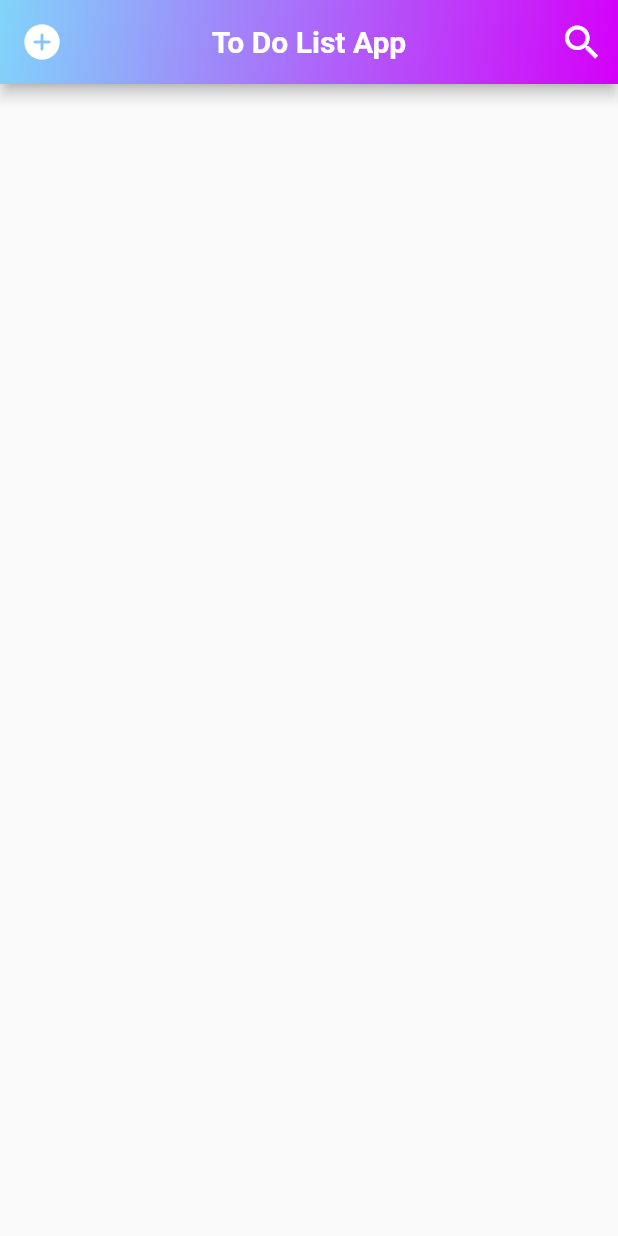
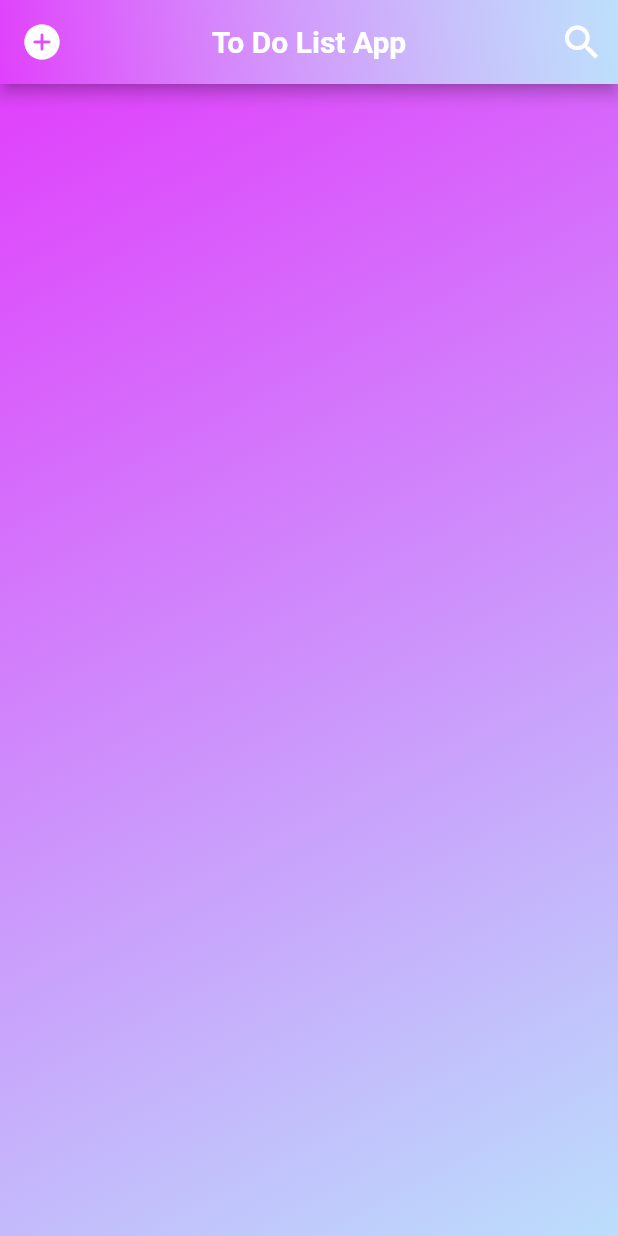
Before and after one commit to embunazzahra/flutter-app, a Flutter app: the screen it shows after launch, on a phone screen of 412 x 824 dp. Run offline on Flutter 3.47's test engine with Material 2 defaults, Android fonts, the light colour scheme and no system bars.

Commit message:
body-color-setting

```diff
--- a/lib/main.dart
+++ b/lib/main.dart
@@ -22,10 +22,10 @@ class MyApp extends StatelessWidget {
           centerTitle: true,
           flexibleSpace: Container(
             decoration: BoxDecoration(
-                gradient: LinearGradient(colors: <Color>[
-              Colors.lightBlue[200],
-              Colors.purpleAccent[400]
-            ], begin: Alignment.topLeft, end: Alignment.bottomRight)),
+                gradient: LinearGradient(
+                    colors: <Color>[Colors.white70, Colors.purpleAccent],
+                    begin: Alignment.topRight,
+                    end: Alignment.bottomLeft)),
           ),
           actions: <Widget>[
             IconButton(
@@ -37,6 +37,13 @@ class MyApp extends StatelessWidget {
           ],
           brightness: Brightness.dark,
         ),
+        body: Container(
+          decoration: BoxDecoration(
+              gradient: LinearGradient(colors: <Color>[
+            Colors.purpleAccent,
+            Colors.blue[100],
+          ], begin: Alignment.topLeft, end: Alignment.bottomRight)),
+        ),
       ),
     );
   }
```
